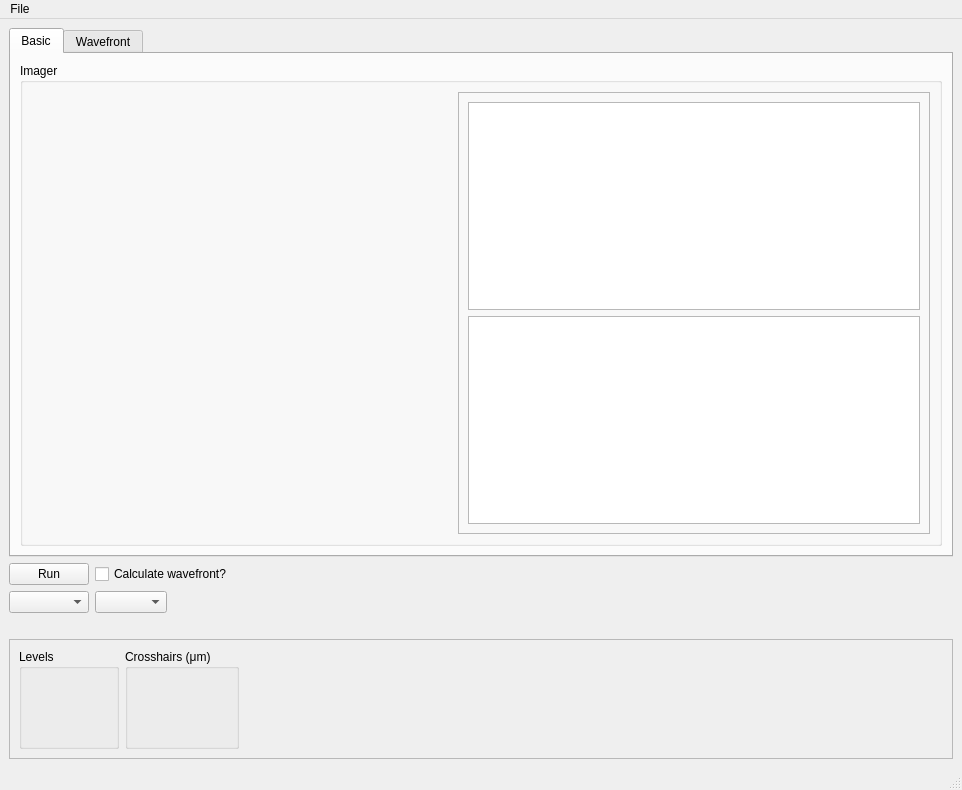
mseaberg/slit_alignment, file PPM_centroid/PPM_screen.ui: the form before one commit.
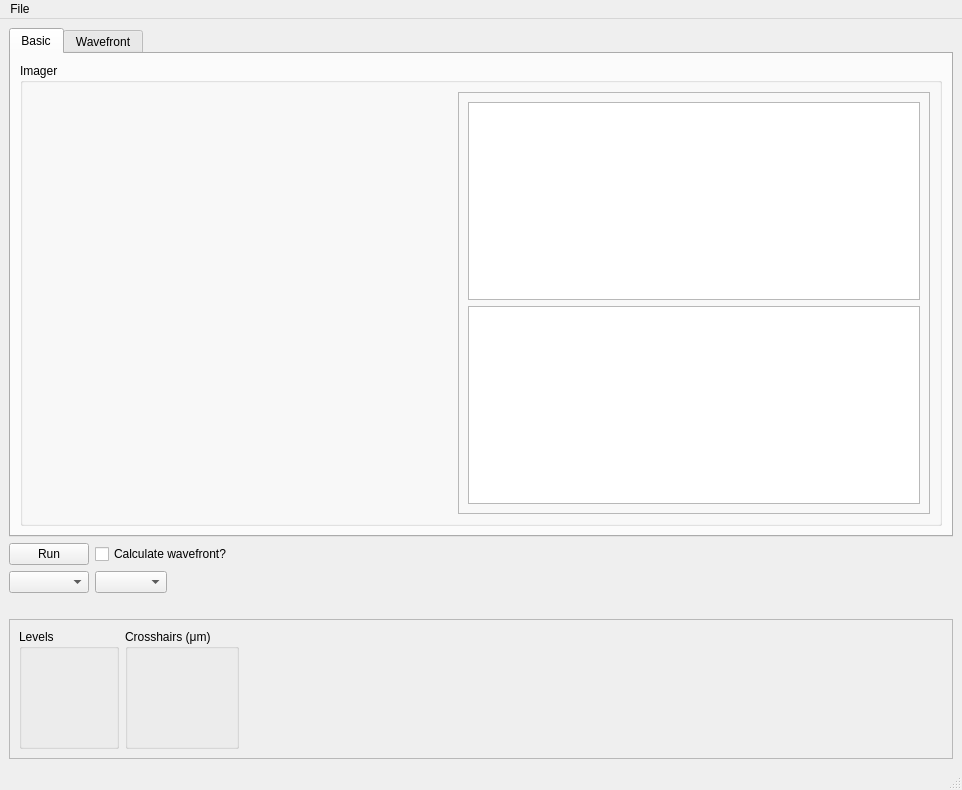
The form after the commit. Custom widgets are drawn as their Qt base class.

Commit message: just updated some GUI sizing info

Diff of the .ui file:
```diff
--- a/PPM_centroid/PPM_screen.ui
+++ b/PPM_centroid/PPM_screen.ui
@@ -245,7 +245,7 @@
          <property name="minimumSize">
           <size>
            <width>100</width>
-           <height>100</height>
+           <height>120</height>
           </size>
          </property>
          <property name="maximumSize">
```
The commit also changes 4 other files.
